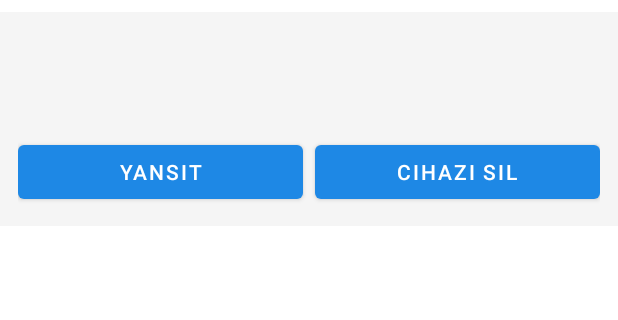
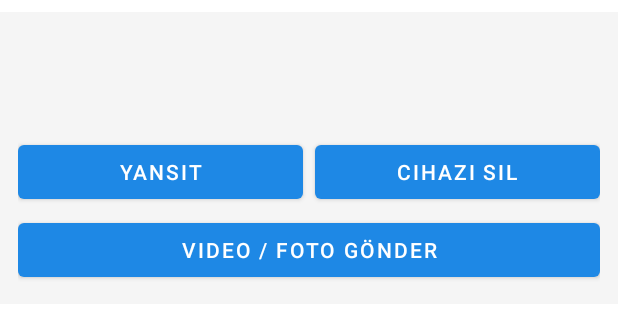
Before and after one commit to ykocaman59-bit/NoveriaX-Cast-app, an Android app: the layout item_device.xml on its own in the app's theme, with its tools: preview values and no code run, on a phone screen of 412 x 824 dp. Shown: the top 320 px of the screen. Run offline under Robolectric (Android 15) with nearby library versions, the phone set to English and light mode, and no system bars.

Commit message:
Add files via upload

```diff
--- a/app/src/main/res/layout/item_device.xml
+++ b/app/src/main/res/layout/item_device.xml
@@ -50,4 +50,11 @@
             android:layout_weight="1"
             android:text="Cihazı Sil" />
     </LinearLayout>
+
+    <Button
+        android:id="@+id/btnSend"
+        android:layout_width="match_parent"
+        android:layout_height="wrap_content"
+        android:layout_marginTop="4dp"
+        android:text="Video / Foto Gönder" />
 </LinearLayout>
```
